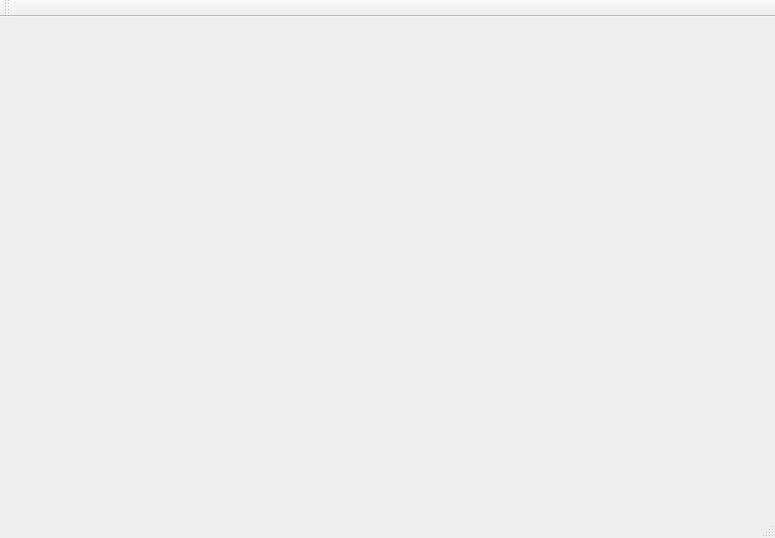
The window that mainwindow.ui (LouisGerard/CSP_Solver) describes before a commit, drawn with Qt 5.
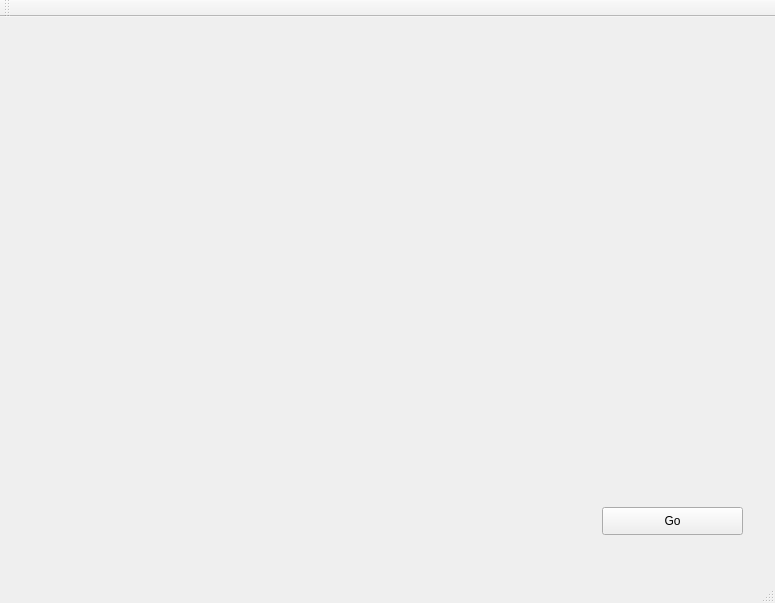
The same window after the commit.

Diff of the .ui file:
```diff
--- a/mainwindow.ui
+++ b/mainwindow.ui
@@ -7,7 +7,7 @@
     <x>0</x>
     <y>0</y>
     <width>775</width>
-    <height>538</height>
+    <height>603</height>
    </rect>
   </property>
   <property name="windowTitle">
@@ -25,6 +25,19 @@
     </property>
     <layout class="QGridLayout" name="gridLayout"/>
    </widget>
+   <widget class="QPushButton" name="goButton">
+    <property name="geometry">
+     <rect>
+      <x>602</x>
+      <y>490</y>
+      <width>141</width>
+      <height>28</height>
+     </rect>
+    </property>
+    <property name="text">
+     <string>Go</string>
+    </property>
+   </widget>
   </widget>
   <widget class="QMenuBar" name="menuBar">
    <property name="geometry">
```
